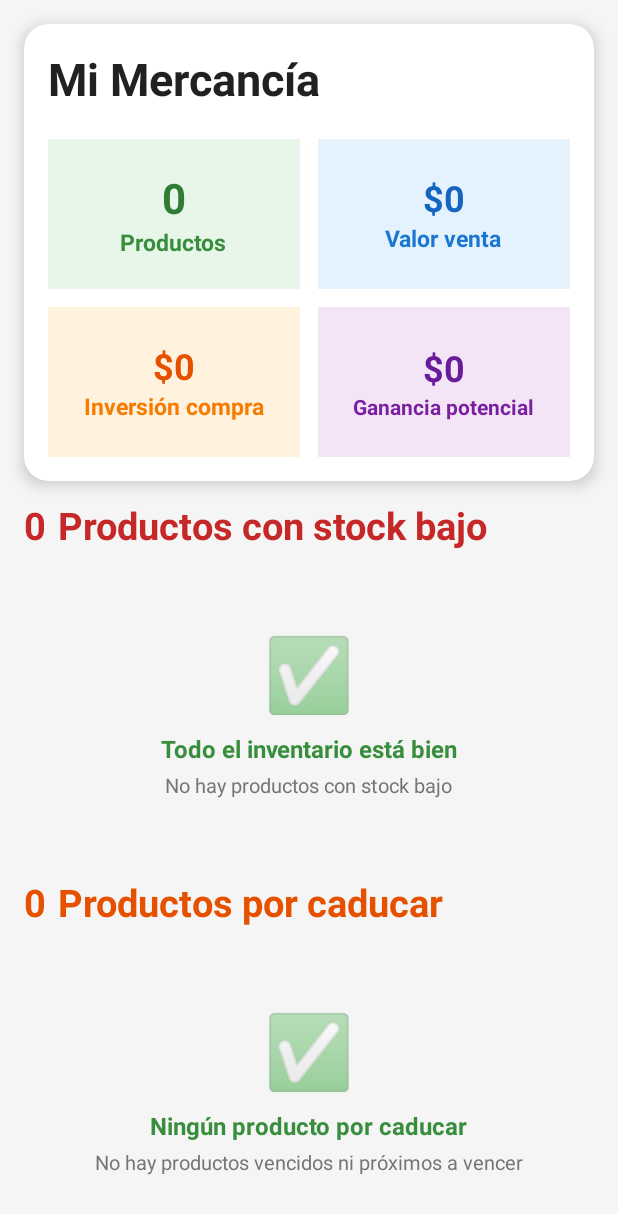
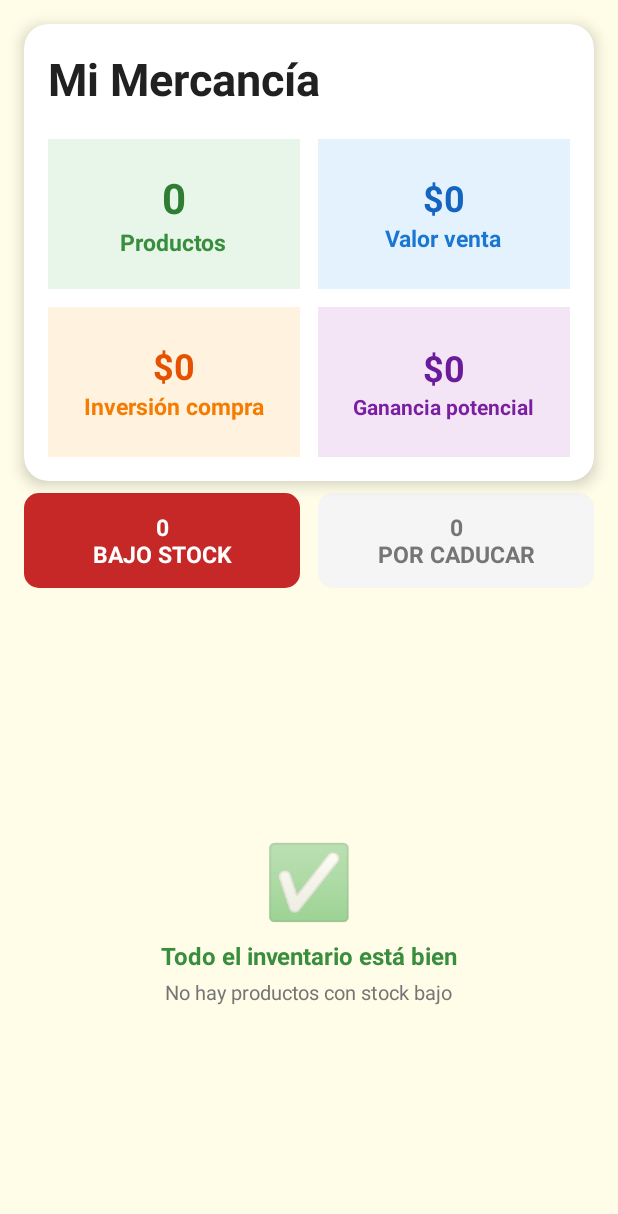
Before and after one commit to ElGeramaster/InventarioAPP, an Android app: the ReportesActivity screen opened directly, with no data from a screen before it, on a phone screen of 412 x 824 dp. Shown: the top 1214 px of the screen. Run offline under Robolectric (Android 15) with nearby library versions, the phone set to English and light mode, and no system bars; our stand-ins replace Room's generated code.

Commit message:
Colorear cada ventana según su opción del menú y mejorar Mercancía y reportes
- Cada pantalla (Inventario, Reportes, Historial, Proveedores, Fiados) usa
  ahora un tono de fondo acorde al color de su opción en el menú lateral;
  se corrige Historial de Ventas que usaba verde en vez de naranja.
- En Mercancía y reportes se reemplazan las dos listas apiladas por un
  selector de botones (Bajo stock / Por caducar) que muestra una sola lista
  a pantalla completa, con el conteo de cada categoría en el botón.
- Los productos por caducar ahora muestran su imagen (miniatura) igual que
  en el inventario, para identificarlos más fácil.

```diff
--- a/app/src/main/java/com/example/inventario/ReportesActivity.kt
+++ b/app/src/main/java/com/example/inventario/ReportesActivity.kt
@@ -1,5 +1,7 @@
 package com.example.inventario
 
+import android.content.res.ColorStateList
+import android.graphics.Color
 import android.os.Bundle
 import android.widget.TextView
 import androidx.appcompat.app.AppCompatActivity
@@ -8,13 +10,16 @@ class ReportesActivity : BaseActivity() {
 
     private lateinit var tvTotalProductos: TextView
     private lateinit var tvValorTotal: TextView
-    private lateinit var tvStockBajoCount: TextView
-    private lateinit var tvPorCaducarCount: TextView
     private lateinit var tvValorCompra: TextView
     private lateinit var tvGanancia: TextView
+    private lateinit var btnVerStockBajo: TextView
+    private lateinit var btnVerPorCaducar: TextView
     private lateinit var db: AppDatabase
     private lateinit var stockBajoFragment: StockBajoFragment
     private lateinit var porCaducarFragment: PorCaducarFragment
+
+    private enum class Vista { STOCK_BAJO, POR_CADUCAR }
+    private var vistaActual = Vista.STOCK_BAJO
 
     override fun onCreate(savedInstanceState: Bundle?) {
         supportActionBar?.hide()
@@ -28,12 +33,15 @@ class ReportesActivity : BaseActivity() {
 
         tvTotalProductos = findViewById(R.id.tvTotalProductos)
         tvValorTotal     = findViewById(R.id.tvValorTotal)
-        tvStockBajoCount = findViewById(R.id.tvStockBajoCount)
-        tvPorCaducarCount = findViewById(R.id.tvPorCaducarCount)
         tvValorCompra    = findViewById(R.id.tvValorCompra)
         tvGanancia       = findViewById(R.id.tvGanancia)
+        btnVerStockBajo  = findViewById(R.id.btnVerStockBajo)
+        btnVerPorCaducar = findViewById(R.id.btnVerPorCaducar)
 
-        cargarFragment()
+        btnVerStockBajo.setOnClickListener { cambiarVista(Vista.STOCK_BAJO) }
+        btnVerPorCaducar.setOnClickListener { cambiarVista(Vista.POR_CADUCAR) }
+
+        cargarFragmentos()
         cargarResumen()
     }
 
@@ -44,16 +52,53 @@ class ReportesActivity : BaseActivity() {
         porCaducarFragment.recargar()
     }
 
-    private fun cargarFragment() {
+    private fun cargarFragmentos() {
         stockBajoFragment = StockBajoFragment()
+        porCaducarFragment = PorCaducarFragment()
+
         supportFragmentManager.beginTransaction()
-            .replace(R.id.fragmentContainer, stockBajoFragment)
+            .add(R.id.fragmentContainer, porCaducarFragment)
+            .hide(porCaducarFragment)
+            .add(R.id.fragmentContainer, stockBajoFragment)
             .commit()
 
-        porCaducarFragment = PorCaducarFragment()
-        supportFragmentManager.beginTransaction()
-            .replace(R.id.fragmentContainerCaducidad, porCaducarFragment)
-            .commit()
+        actualizarBotonesToggle()
+    }
+
+    private fun cambiarVista(vista: Vista) {
+        if (vista == vistaActual) return
+        vistaActual = vista
+        actualizarVistaVisible()
+    }
+
+    private fun actualizarVistaVisible() {
+        val transaction = supportFragmentManager.beginTransaction()
+        if (vistaActual == Vista.STOCK_BAJO) {
+            transaction.show(stockBajoFragment).hide(porCaducarFragment)
+        } else {
+            transaction.show(porCaducarFragment).hide(stockBajoFragment)
+        }
+        transaction.commit()
+        actualizarBotonesToggle()
+    }
+
+    private fun actualizarBotonesToggle() {
+        val rojoActivo = "#C62828"
+        val naranjaActivo = "#E65100"
+        val inactivoFondo = "#F5F5F5"
+        val inactivoTexto = "#757575"
+
+        if (vistaActual == Vista.STOCK_BAJO) {
+            btnVerStockBajo.backgroundTintList = ColorStateList.valueOf(Color.parseColor(rojoActivo))
+            btnVerStockBajo.setTextColor(Color.WHITE)
+            btnVerPorCaducar.backgroundTintList = ColorStateList.valueOf(Color.parseColor(inactivoFondo))
+            btnVerPorCaducar.setTextColor(Color.parseColor(inactivoTexto))
+        } else {
+            btnVerPorCaducar.backgroundTintList = ColorStateList.valueOf(Color.parseColor(naranjaActivo))
+            btnVerPorCaducar.setTextColor(Color.WHITE)
+            btnVerStockBajo.backgroundTintList = ColorStateList.valueOf(Color.parseColor(inactivoFondo))
+            btnVerStockBajo.setTextColor(Color.parseColor(inactivoTexto))
+        }
     }
 
     private fun cargarResumen() {
@@ -67,13 +112,14 @@ class ReportesActivity : BaseActivity() {
         val valorVenta     = productos.sumOf { it.precio * it.cantidad }
         val valorCompra    = productos.sumOf { it.precioCompra * it.cantidad }
         val ganancia       = valorVenta - valorCompra
-        val countStockBajo = stockBajo.size
 
         tvTotalProductos.text = totalProductos.toString()
         tvValorTotal.text     = "$${"%.0f".format(valorVenta)}"
-        tvStockBajoCount.text = countStockBajo.toString()
-        tvPorCaducarCount.text = porCaducar.size.toString()
         tvValorCompra.text    = "$${"%.0f".format(valorCompra)}"
         tvGanancia.text       = "$${"%.0f".format(ganancia)}"
+
+        btnVerStockBajo.text = "${stockBajo.size}\nBAJO STOCK"
+        btnVerPorCaducar.text = "${porCaducar.size}\nPOR CADUCAR"
+        actualizarBotonesToggle()
     }
 }
--- /dev/null
+++ b/app/src/main/res/drawable/bg_toggle_reportes.xml
@@ -0,0 +1,6 @@
+<?xml version="1.0" encoding="utf-8"?>
+<shape xmlns:android="http://schemas.android.com/apk/res/android"
+    android:shape="rectangle">
+    <solid android:color="#FFFFFF" />
+    <corners android:radius="10dp" />
+</shape>
--- a/app/src/main/res/layout/activity_fiados.xml
+++ b/app/src/main/res/layout/activity_fiados.xml
@@ -4,7 +4,7 @@
     xmlns:app="http://schemas.android.com/apk/res-auto"
     android:layout_width="match_parent"
     android:layout_height="match_parent"
-    android:background="#F5F5F5">
+    android:background="#FFF5F5">
 
     <!-- Top Bar -->
     <LinearLayout
--- a/app/src/main/res/layout/activity_main.xml
+++ b/app/src/main/res/layout/activity_main.xml
@@ -4,7 +4,7 @@
     xmlns:app="http://schemas.android.com/apk/res-auto"
     android:layout_width="match_parent"
     android:layout_height="match_parent"
-    android:background="#F5F5F5">
+    android:background="#EEF7EF">
 
     <!-- Barra superior con botón de Tienda -->
     <LinearLayout
--- a/app/src/main/res/layout/activity_proveedores.xml
+++ b/app/src/main/res/layout/activity_proveedores.xml
@@ -4,7 +4,7 @@
     xmlns:app="http://schemas.android.com/apk/res-auto"
     android:layout_width="match_parent"
     android:layout_height="match_parent"
-    android:background="#F5F5F5">
+    android:background="#F8EFFB">
 
     <!-- Top Bar -->
     <LinearLayout
--- a/app/src/main/res/layout/activity_reportes.xml
+++ b/app/src/main/res/layout/activity_reportes.xml
@@ -5,7 +5,7 @@
     xmlns:tools="http://schemas.android.com/tools"
     android:layout_width="match_parent"
     android:layout_height="match_parent"
-    android:background="#F5F5F5">
+    android:background="#FFFDE7">
 
     <!-- Tarjeta resumen general -->
     <androidx.cardview.widget.CardView
@@ -197,10 +197,10 @@
 
     </androidx.cardview.widget.CardView>
 
-    <!-- Secciones de stock bajo y productos por caducar (mitad y mitad) -->
+    <!-- Selector de vista: Bajo stock / Por caducar -->
 
     <LinearLayout
-        android:id="@+id/layoutSeccionesInferiores"
+        android:id="@+id/layoutSeccionInferior"
         android:layout_width="0dp"
         android:layout_height="0dp"
         android:orientation="vertical"
@@ -209,75 +209,57 @@
         app:layout_constraintStart_toStartOf="parent"
         app:layout_constraintEnd_toEndOf="parent">
 
-        <!-- Título sección stock bajo -->
+        <!-- Botones para elegir qué lista ver -->
         <LinearLayout
+            android:id="@+id/layoutToggleLista"
             android:layout_width="match_parent"
             android:layout_height="wrap_content"
             android:layout_marginStart="16dp"
-            android:layout_marginTop="12dp"
+            android:layout_marginEnd="16dp"
+            android:layout_marginTop="8dp"
             android:orientation="horizontal">
 
             <TextView
-                android:id="@+id/tvStockBajoCount"
-                android:layout_width="wrap_content"
+                android:id="@+id/btnVerStockBajo"
+                android:layout_width="0dp"
                 android:layout_height="wrap_content"
-                android:text="0"
-                android:textColor="#C62828"
-                android:textSize="25sp"
-                android:textStyle="bold" />
+                android:layout_weight="1"
+                android:layout_marginEnd="6dp"
+                android:gravity="center"
+                android:paddingTop="12dp"
+                android:paddingBottom="12dp"
+                android:text="0\nBAJO STOCK"
+                android:textAllCaps="false"
+                android:textSize="15sp"
+                android:textStyle="bold"
+                android:background="@drawable/bg_toggle_reportes"
+                android:foreground="?attr/selectableItemBackground"
+                android:clickable="true"
+                android:focusable="true"/>
 
             <TextView
-                android:id="@+id/tvTituloStockBajo"
-                android:layout_width="wrap_content"
+                android:id="@+id/btnVerPorCaducar"
+                android:layout_width="0dp"
                 android:layout_height="wrap_content"
-                android:layout_marginStart="8dp"
-                android:text="Productos con stock bajo"
-                android:textColor="#C62828"
-                android:textSize="25sp"
-                android:textStyle="bold" />
+                android:layout_weight="1"
+                android:layout_marginStart="6dp"
+                android:gravity="center"
+                android:paddingTop="12dp"
+                android:paddingBottom="12dp"
+                android:text="0\nPOR CADUCAR"
+                android:textAllCaps="false"
+                android:textSize="15sp"
+                android:textStyle="bold"
+                android:background="@drawable/bg_toggle_reportes"
+                android:foreground="?attr/selectableItemBackground"
+                android:clickable="true"
+                android:focusable="true"/>
 
         </LinearLayout>
 
-        <!-- Contenedor del Fragment de stock bajo -->
+        <!-- Contenedor del Fragment activo (stock bajo o por caducar) -->
         <FrameLayout
             android:id="@+id/fragmentContainer"
-            android:layout_width="match_parent"
-            android:layout_height="0dp"
-            android:layout_weight="1"
-            android:layout_marginTop="8dp" />
-
-        <!-- Título sección por caducar -->
-        <LinearLayout
-            android:layout_width="match_parent"
-            android:layout_height="wrap_content"
-            android:layout_marginStart="16dp"
-            android:layout_marginTop="12dp"
-            android:orientation="horizontal">
-
-            <TextView
-                android:id="@+id/tvPorCaducarCount"
-                android:layout_width="wrap_content"
-                android:layout_height="wrap_content"
-                android:text="0"
-                android:textColor="#E65100"
-                android:textSize="25sp"
-                android:textStyle="bold" />
-
-            <TextView
-                android:id="@+id/tvTituloPorCaducar"
-                android:layout_width="wrap_content"
-                android:layout_height="wrap_content"
-                android:layout_marginStart="8dp"
-                android:text="Productos por caducar"
-                android:textColor="#E65100"
-                android:textSize="25sp"
-                android:textStyle="bold" />
-
-        </LinearLayout>
-
-        <!-- Contenedor del Fragment de productos por caducar -->
-        <FrameLayout
-            android:id="@+id/fragmentContainerCaducidad"
             android:layout_width="match_parent"
             android:layout_height="0dp"
             android:layout_weight="1"
```
Also changed, not shown: app/src/main/java/com/example/inventario/HistorialVentas/HistorialVentasActivity.kt (+5 -5 lines), app/src/main/java/com/example/inventario/ProductoCaducidadAdapter.kt (+17 -0 lines), app/src/main/res/layout/activity_historial_ventas.xml (+5 -5 lines), app/src/main/res/layout/item_producto_caducidad.xml (+25 -3 lines).
